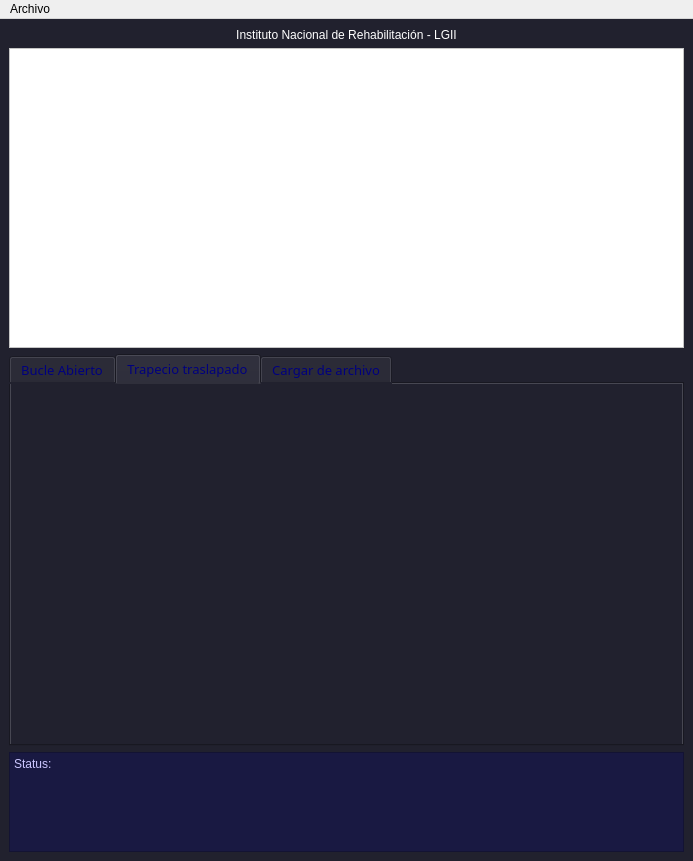
The window that GUI/NP_GUI.ui (Gwerr1002/NeuroprotesisINR) describes before a commit, drawn with Qt 5.
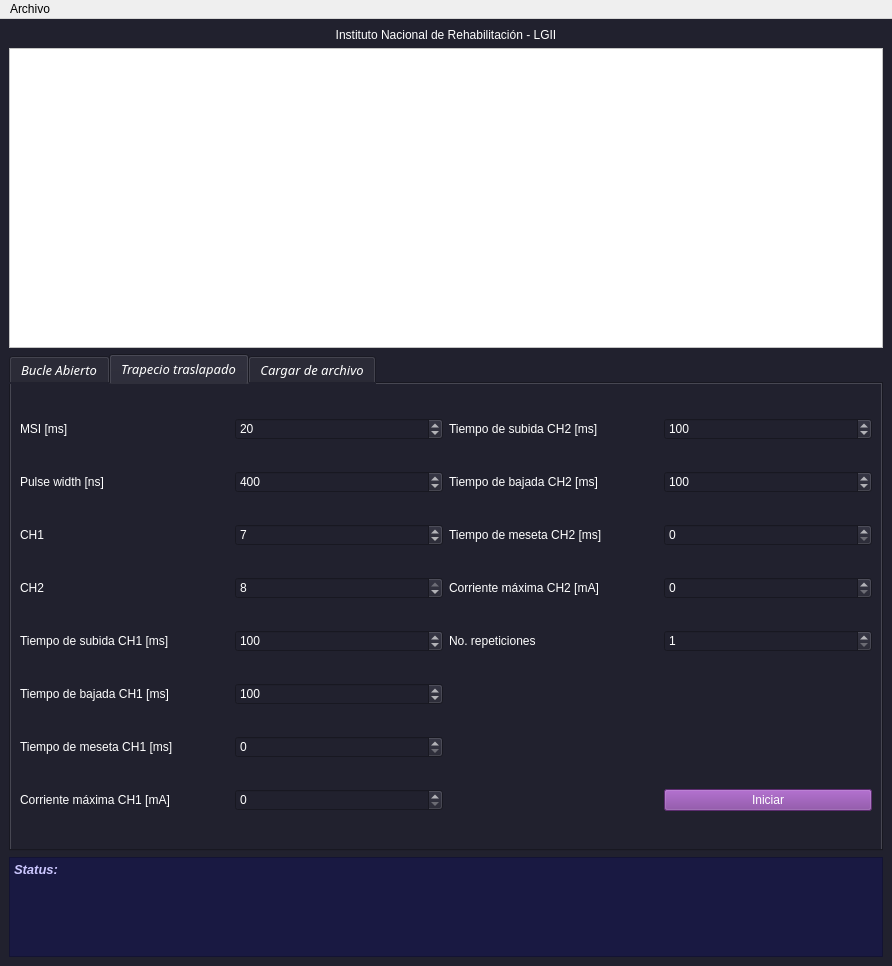
The same window after the commit. The open tabs and pages were chosen to show the change. Icons and pictures are not drawn. Custom widgets are drawn as their Qt base class.

Commit message: Cambios en la GUI y actualización de los programas prueba de CntrlStim Hice unos cambios a la GUI. Presumiblemente esta podría ser la versiòn final del diseño. Falta implementar y agregar el còdigo en python de control

```diff
--- a/GUI/NP_GUI.ui
+++ b/GUI/NP_GUI.ui
@@ -6,8 +6,8 @@
    <rect>
     <x>0</x>
     <y>0</y>
-    <width>693</width>
-    <height>861</height>
+    <width>892</width>
+    <height>966</height>
    </rect>
   </property>
   <property name="windowTitle">
@@ -66,16 +66,16 @@
      <widget class="QTabWidget" name="tabWidget">
       <property name="font">
        <font>
-        <family>Caviar Dreams</family>
+        <family>Sawasdee</family>
         <pointsize>10</pointsize>
-        <weight>50</weight>
-        <italic>false</italic>
+        <weight>9</weight>
+        <italic>true</italic>
         <bold>false</bold>
        </font>
       </property>
       <property name="styleSheet">
-       <string notr="true">color: rgb(0, 0, 126);
-font: 10pt &quot;Caviar Dreams&quot;;</string>
+       <string notr="true">font: 75 oblique 10pt &quot;Sawasdee&quot;;
+color: rgb(255, 255, 255);</string>
       </property>
       <property name="currentIndex">
        <number>1</number>
@@ -193,14 +193,14 @@
          </widget>
         </item>
         <item row="2" column="2">
-         <widget class="QLabel" name="current_max_ch1_label">
+         <widget class="QLabel" name="current_max_ch1_label_ba">
           <property name="text">
            <string>Corriente máxima CH1 [mA]</string>
           </property>
          </widget>
         </item>
         <item row="2" column="3">
-         <widget class="QSpinBox" name="current_max_ch1_box"/>
+         <widget class="QSpinBox" name="current_max_ch1_box_ba"/>
         </item>
         <item row="3" column="0">
          <widget class="QLabel" name="pw_label">
@@ -223,14 +223,14 @@
          </widget>
         </item>
         <item row="3" column="2">
-         <widget class="QLabel" name="current_max_ch2_label">
+         <widget class="QLabel" name="current_max_ch2_label_ba">
           <property name="text">
            <string>Corriente máxima CH2 [mA]</string>
           </property>
          </widget>
         </item>
         <item row="3" column="3">
-         <widget class="QSpinBox" name="current_max_ch2_box"/>
+         <widget class="QSpinBox" name="current_max_ch2_box_ba"/>
         </item>
         <item row="4" column="0">
          <widget class="QLabel" name="CH1_label">
@@ -297,9 +297,250 @@
        </layout>
       </widget>
       <widget class="QWidget" name="tasapado_wdgt">
+       <property name="styleSheet">
+        <string notr="true">color: rgb(255, 255, 255);
+font: 10pt &quot;Times New Roman&quot;;</string>
+       </property>
        <attribute name="title">
         <string>Trapecio traslapado</string>
        </attribute>
+       <layout class="QGridLayout" name="gridLayout_2">
+        <item row="7" column="3">
+         <widget class="QPushButton" name="IniciarTT">
+          <property name="styleSheet">
+           <string notr="true">color: rgb(255, 255, 255);
+background-color: rgb(129, 61, 156);</string>
+          </property>
+          <property name="text">
+           <string>Iniciar</string>
+          </property>
+         </widget>
+        </item>
+        <item row="1" column="3">
+         <widget class="QSpinBox" name="t_bajadaCH2_box_tt">
+          <property name="maximum">
+           <number>1000</number>
+          </property>
+          <property name="singleStep">
+           <number>10</number>
+          </property>
+          <property name="value">
+           <number>100</number>
+          </property>
+         </widget>
+        </item>
+        <item row="2" column="1">
+         <widget class="QSpinBox" name="ch1_box_tt">
+          <property name="minimum">
+           <number>1</number>
+          </property>
+          <property name="maximum">
+           <number>8</number>
+          </property>
+          <property name="value">
+           <number>7</number>
+          </property>
+         </widget>
+        </item>
+        <item row="2" column="3">
+         <widget class="QSpinBox" name="tmeseta_ch2_box">
+          <property name="maximum">
+           <number>3000</number>
+          </property>
+         </widget>
+        </item>
+        <item row="6" column="0">
+         <widget class="QLabel" name="tmeseta_ch1_label">
+          <property name="text">
+           <string>Tiempo de meseta CH1 [ms]</string>
+          </property>
+         </widget>
+        </item>
+        <item row="3" column="3">
+         <widget class="QSpinBox" name="current_max_ch2_box"/>
+        </item>
+        <item row="3" column="2">
+         <widget class="QLabel" name="current_max_ch2_label">
+          <property name="text">
+           <string>Corriente máxima CH2 [mA]</string>
+          </property>
+         </widget>
+        </item>
+        <item row="0" column="2">
+         <widget class="QLabel" name="t_subidaCH2_label_tt">
+          <property name="text">
+           <string>Tiempo de subida CH2 [ms]</string>
+          </property>
+         </widget>
+        </item>
+        <item row="1" column="2">
+         <widget class="QLabel" name="t_bajadaCH2_label_tt">
+          <property name="text">
+           <string>Tiempo de bajada CH2 [ms]</string>
+          </property>
+         </widget>
+        </item>
+        <item row="0" column="3">
+         <widget class="QSpinBox" name="t_subidaCH2_box_tt">
+          <property name="maximum">
+           <number>1000</number>
+          </property>
+          <property name="singleStep">
+           <number>10</number>
+          </property>
+          <property name="value">
+           <number>100</number>
+          </property>
+         </widget>
+        </item>
+        <item row="0" column="0">
+         <widget class="QLabel" name="msi_label_tt">
+          <property name="text">
+           <string>MSI [ms]</string>
+          </property>
+         </widget>
+        </item>
+        <item row="4" column="3">
+         <widget class="QSpinBox" name="No_iter_tt">
+          <property name="minimum">
+           <number>1</number>
+          </property>
+          <property name="maximum">
+           <number>1000</number>
+          </property>
+         </widget>
+        </item>
+        <item row="3" column="1">
+         <widget class="QSpinBox" name="ch2_box_tt">
+          <property name="minimum">
+           <number>1</number>
+          </property>
+          <property name="maximum">
+           <number>8</number>
+          </property>
+          <property name="value">
+           <number>8</number>
+          </property>
+         </widget>
+        </item>
+        <item row="1" column="0">
+         <widget class="QLabel" name="pw_label_tt">
+          <property name="text">
+           <string>Pulse width [ns]</string>
+          </property>
+         </widget>
+        </item>
+        <item row="5" column="1">
+         <widget class="QSpinBox" name="t_bajadaCH1_box_tt">
+          <property name="maximum">
+           <number>1000</number>
+          </property>
+          <property name="singleStep">
+           <number>10</number>
+          </property>
+          <property name="value">
+           <number>100</number>
+          </property>
+         </widget>
+        </item>
+        <item row="3" column="0">
+         <widget class="QLabel" name="CH2_label_tt">
+          <property name="text">
+           <string>CH2</string>
+          </property>
+         </widget>
+        </item>
+        <item row="5" column="0">
+         <widget class="QLabel" name="t_bajadaCH1_label_tt">
+          <property name="text">
+           <string>Tiempo de bajada CH1 [ms]</string>
+          </property>
+         </widget>
+        </item>
+        <item row="7" column="1">
+         <widget class="QSpinBox" name="current_max_ch1_box"/>
+        </item>
+        <item row="2" column="2">
+         <widget class="QLabel" name="tmeseta_ch2_label">
+          <property name="text">
+           <string>Tiempo de meseta CH2 [ms]</string>
+          </property>
+         </widget>
+        </item>
+        <item row="4" column="1">
+         <widget class="QSpinBox" name="t_subidaCH1_box_tt">
+          <property name="maximum">
+           <number>1000</number>
+          </property>
+          <property name="singleStep">
+           <number>10</number>
+          </property>
+          <property name="value">
+           <number>100</number>
+          </property>
+         </widget>
+        </item>
+        <item row="7" column="0">
+         <widget class="QLabel" name="current_max_ch1_label">
+          <property name="text">
+           <string>Corriente máxima CH1 [mA]</string>
+          </property>
+         </widget>
+        </item>
+        <item row="0" column="1">
+         <widget class="QSpinBox" name="msi_box_tt">
+          <property name="minimum">
+           <number>8</number>
+          </property>
+          <property name="maximum">
+           <number>100</number>
+          </property>
+          <property name="singleStep">
+           <number>10</number>
+          </property>
+          <property name="value">
+           <number>20</number>
+          </property>
+         </widget>
+        </item>
+        <item row="1" column="1">
+         <widget class="QSpinBox" name="pw_box_tt">
+          <property name="maximum">
+           <number>500</number>
+          </property>
+          <property name="singleStep">
+           <number>50</number>
+          </property>
+          <property name="value">
+           <number>400</number>
+          </property>
+         </widget>
+        </item>
+        <item row="4" column="2">
+         <widget class="QLabel" name="No_iter_ba_label">
+          <property name="text">
+           <string>No. repeticiones</string>
+          </property>
+         </widget>
+        </item>
+        <item row="6" column="1">
+         <widget class="QSpinBox" name="tmeseta_ch1_box"/>
+        </item>
+        <item row="4" column="0">
+         <widget class="QLabel" name="t_subidaCH1_label_tt">
+          <property name="text">
+           <string>Tiempo de subida CH1 [ms]</string>
+          </property>
+         </widget>
+        </item>
+        <item row="2" column="0">
+         <widget class="QLabel" name="CH1_label_tt">
+          <property name="text">
+           <string>CH1</string>
+          </property>
+         </widget>
+        </item>
+       </layout>
       </widget>
       <widget class="QWidget" name="from_file_wdgt">
        <attribute name="title">
@@ -309,7 +550,7 @@
      </widget>
     </item>
     <item>
-     <widget class="QPlainTextEdit" name="plainTextEdit">
+     <widget class="QTextEdit" name="textEdit">
       <property name="maximumSize">
        <size>
         <width>16777215</width>
@@ -318,14 +559,18 @@
       </property>
       <property name="styleSheet">
        <string notr="true">background-color: rgb(25, 25, 66);
-font: 12pt &quot;Times New Roman&quot;;
+font: 75 oblique 10pt &quot;Tlwg Typo&quot;;
 color: rgb(204, 199, 255);</string>
       </property>
       <property name="readOnly">
        <bool>true</bool>
       </property>
-      <property name="plainText">
-       <string>Status:</string>
+      <property name="html">
+       <string>&lt;!DOCTYPE HTML PUBLIC &quot;-//W3C//DTD HTML 4.0//EN&quot; &quot;http://www.w3.org/TR/REC-html40/strict.dtd&quot;&gt;
+&lt;html&gt;&lt;head&gt;&lt;meta name=&quot;qrichtext&quot; content=&quot;1&quot; /&gt;&lt;style type=&quot;text/css&quot;&gt;
+p, li { white-space: pre-wrap; }
+&lt;/style&gt;&lt;/head&gt;&lt;body style=&quot; font-family:'Tlwg Typo'; font-size:10pt; font-weight:72; font-style:italic;&quot;&gt;
+&lt;p style=&quot; margin-top:0px; margin-bottom:0px; margin-left:0px; margin-right:0px; -qt-block-indent:0; text-indent:0px;&quot;&gt;&lt;span style=&quot; font-weight:600;&quot;&gt;Status:&lt;/span&gt;&lt;/p&gt;&lt;/body&gt;&lt;/html&gt;</string>
       </property>
      </widget>
     </item>
@@ -336,8 +581,8 @@
     <rect>
      <x>0</x>
      <y>0</y>
-     <width>693</width>
-     <height>26</height>
+     <width>892</width>
+     <height>40</height>
     </rect>
    </property>
    <widget class="QMenu" name="menuArchivo">
@@ -378,6 +623,18 @@
    </property>
   </action>
  </widget>
+ <customwidgets>
+  <customwidget>
+   <class>KComboBox</class>
+   <extends>QComboBox</extends>
+   <header>kcombobox.h</header>
+  </customwidget>
+  <customwidget>
+   <class>KLineEdit</class>
+   <extends>QLineEdit</extends>
+   <header>klineedit.h</header>
+  </customwidget>
+ </customwidgets>
  <resources/>
  <connections/>
 </ui>
```
Left out of the diff: 131 changed lines with no effect on the pictures. The commit also changes 4 other files.
